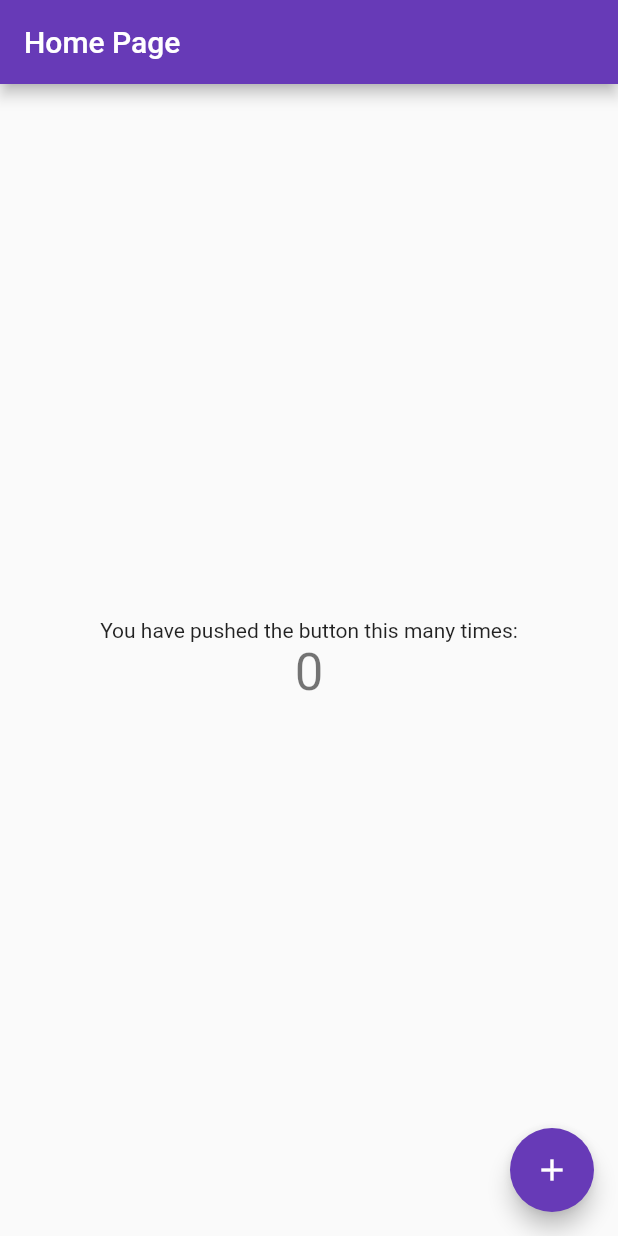
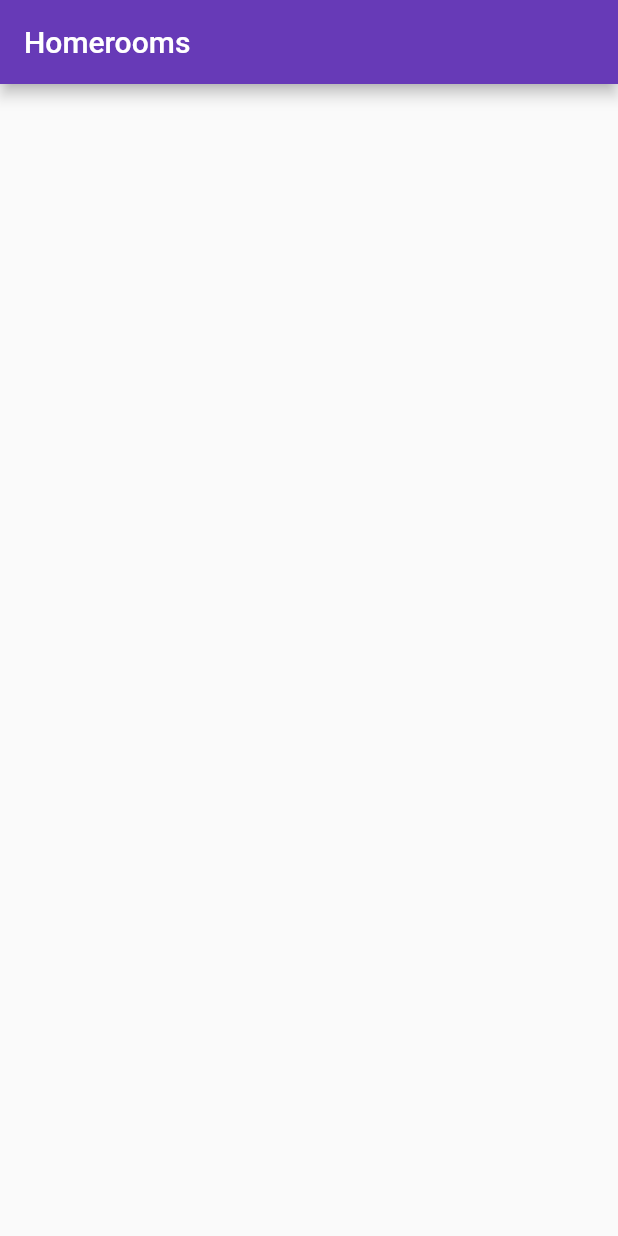
Before and after one commit to Safecar28/attendance, a Flutter app: the screen it shows after launch, on a phone screen of 412 x 824 dp. Run offline on Flutter 3.47's test engine with Material 2 defaults, Android fonts, the phone set to English and light mode, and no system bars; our stand-ins replace firebase_core, firebase_database; accounts and stored records are empty.

Commit message:
simplest possible db live updates

```diff
--- a/lib/main.dart
+++ b/lib/main.dart
@@ -29,11 +29,11 @@ class AttendanceApp extends StatelessWidget {
   @override
   build(BuildContext context) {
     return MaterialApp(
-      title: 'Flutter Demo',
+      title: 'COIS Attendance',
       theme: ThemeData(
         primarySwatch: Colors.deepPurple,
       ),
-      home: const HomePage(title: 'Home Page'),
+      home: const HomePage(title: 'Homerooms'),
     );
   }
 }
@@ -48,39 +48,35 @@ class HomePage extends StatefulWidget {
 }
 
 class _HomePageState extends State<HomePage> {
-  int _counter = 0;
+  Iterable<Homeroom> _homerooms = [];
+  final _db = FirebaseDatabase.instance.ref('homerooms');
 
-  void _incrementCounter() {
-    setState(() {
-      _counter++;
+  @override
+  void initState() {
+    super.initState();
+    _db.onValue.listen((event) {
+      setState(() {
+        _homerooms = event.snapshot.children.map((e) => Homeroom.fromDSS(e));
+      });
     });
   }
 
   @override
   build(BuildContext context) {
     return Scaffold(
-      appBar: AppBar(
-        title: Text(widget.title),
-      ),
-      body: Center(
-        child: Column(
-          mainAxisAlignment: MainAxisAlignment.center,
-          children: <Widget>[
-            const Text(
-              'You have pushed the button this many times:',
-            ),
-            Text(
-              '$_counter',
-              style: Theme.of(context).textTheme.headline4,
-            ),
-          ],
+        appBar: AppBar(
+          title: Text(widget.title),
         ),
-      ),
-      floatingActionButton: FloatingActionButton(
-        onPressed: _incrementCounter,
-        tooltip: 'Increment',
-        child: const Icon(Icons.add),
-      ), // This trailing comma makes auto-formatting nicer for build methods.
-    );
+        body: ListView.builder(
+            itemCount: _homerooms.length,
+            itemBuilder: (context, index) {
+              final homeroom = _homerooms.elementAt(index);
+              return ListTile(
+                title: Text(homeroom.name),
+                subtitle: Text(homeroom.studentIds.length.toString()),
+              );
+            })
+        // This trailing comma makes auto-formatting nicer for build methods.
+        );
   }
 }
--- a/lib/models/student.dart
+++ b/lib/models/student.dart
@@ -11,7 +11,9 @@ class Student {
         lastName: (data.child('lastName').value as String));
   }
 
-  String name() {
-    return "$firstName  $lastName";
+  static Iterable<Student> fromDBRef(DatabaseReference ref) {
+    return const [];
   }
+
+  String name() => "$firstName  $lastName";
 }
```
